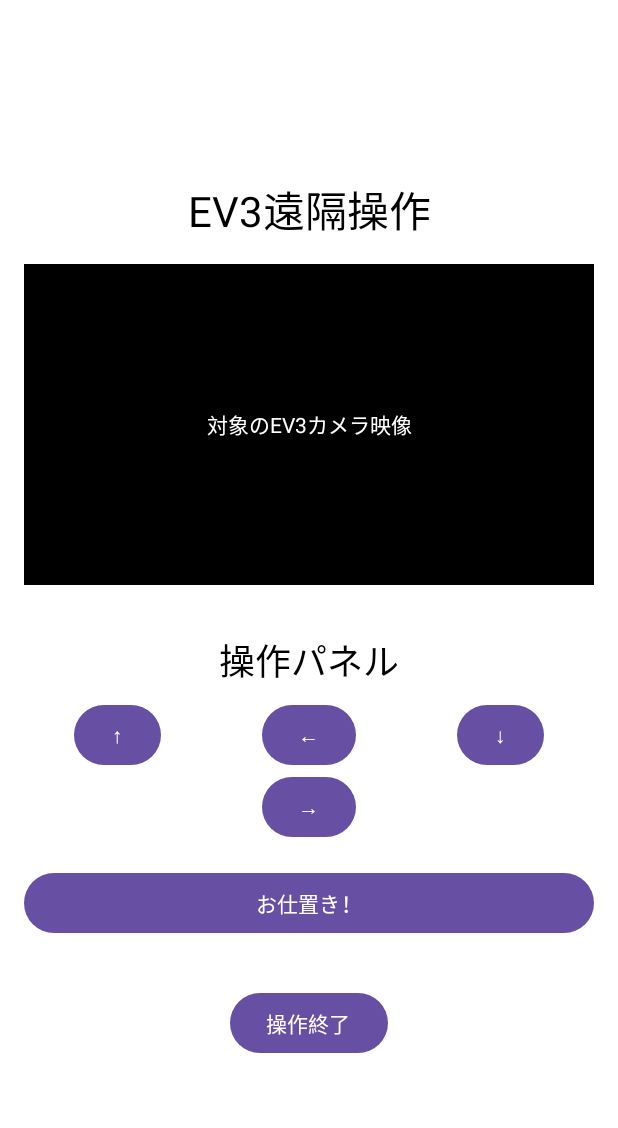
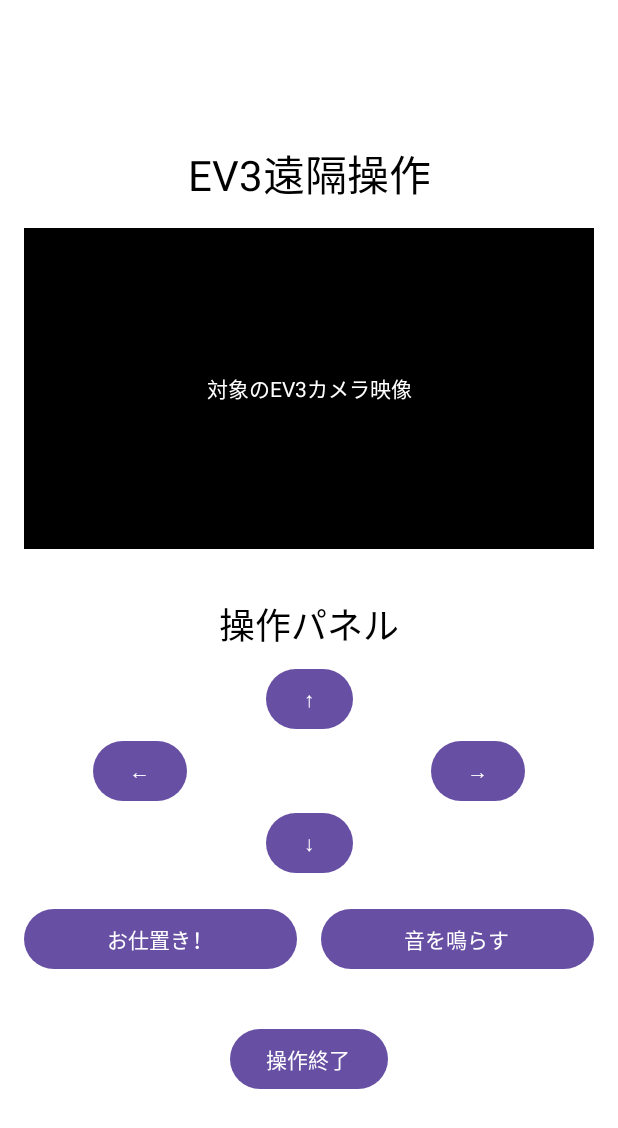
Before and after one commit to Saisei2004/WILDCARD, an Android app built with Jetpack Compose: the @Preview function PreviewRemoteControlScreen, on a phone screen of 412 x 824 dp. Shown: the top 1128 px of the screen. Run offline under Robolectric (Android 15) with nearby library versions, the phone set to English and light mode, and no system bars; our stand-ins replace Firebase (no records; nobody signed in at launch, a user with empty details on screens opened directly).

Commit message:
操作処理をデータベースに送信

```diff
--- /dev/null
+++ b/app/src/main/java/com/example/wildcard/data/model/ControlCommand.kt
@@ -0,0 +1,8 @@
+package com.example.wildcard.data.model
+
+data class ControlCommand(
+    val senderId: String = "",      // 送信者のユーザーID
+    val direction: String = "stop", // "forward", "backward", "left", "right", "stop"
+    val action: String = "none",     // "hammer_strike", "none"
+    val sound: String = "none"      // ✅ "alarm" (音を鳴らす), "none" (鳴らさない) を追加
+)
--- a/app/src/main/java/com/example/wildcard/service/firebase/FirebaseService.kt
+++ b/app/src/main/java/com/example/wildcard/service/firebase/FirebaseService.kt
@@ -1,5 +1,6 @@
 package com.example.wildcard.service.firebase
 
+import com.example.wildcard.data.model.ControlCommand // この行を追加
 import com.example.wildcard.data.model.Room
 import com.example.wildcard.data.model.User
 import com.google.firebase.firestore.FirebaseFirestore
@@ -18,6 +19,7 @@ class FirebaseService(
 
     private val roomsCollection = firestore.collection("rooms")
     private val usersCollection = firestore.collection("users")
+    private val commandsCollection = firestore.collection("commands") // この行を追加
 
     /**
      * 指定されたルームを検索し、存在しない場合は新規作成します。
@@ -130,4 +132,22 @@ class FirebaseService(
         // 例: firestore.collection("commands").document(targetUserId).set(mapOf("command" to controlData)).await()
         return true // 仮
     }
+
+    // --- ここからが追加部分 ---
+    /**
+     * 遠隔操作コマンドを送信します。
+     * @param targetUserId 送信先のユーザーID
+     * @param command 送信する操作コマンド
+     * @return 成功した場合はtrue、失敗した場合はfalse
+     */
+    suspend fun sendControlCommand(targetUserId: String, command: ControlCommand): Boolean {
+        return try {
+            commandsCollection.document(targetUserId).set(command).await()
+            true
+        } catch (e: Exception) {
+            e.printStackTrace()
+            false
+        }
+    }
+    // --- ここまでが追加部分 ---
 }
--- a/app/src/main/java/com/example/wildcard/ui/navigation/AppNavigation.kt
+++ b/app/src/main/java/com/example/wildcard/ui/navigation/AppNavigation.kt
@@ -46,12 +46,13 @@ fun AppNavigation() {
         }
         // 遠隔操作画面
         composable(
-            // 【変更点】ルートに引数 {targetUserId} を追加
             route = "remote_control_route/{targetUserId}",
             arguments = listOf(navArgument("targetUserId") { type = NavType.StringType })
         ) { backStackEntry ->
-            // val targetUserId = backStackEntry.arguments?.getString("targetUserId")
-            RemoteControlScreen(navController = navController)
+            // ✅ backStackEntryからtargetUserIdを取得します。
+            val targetUserId = backStackEntry.arguments?.getString("targetUserId") ?: ""
+            // ✅ RemoteControlScreenに取得したIDを渡します。
+            RemoteControlScreen(navController = navController, targetUserId = targetUserId)
         }
     }
 }
--- a/app/src/main/java/com/example/wildcard/ui/remotecontrol/RemoteControlScreen.kt
+++ b/app/src/main/java/com/example/wildcard/ui/remotecontrol/RemoteControlScreen.kt
@@ -1,6 +1,9 @@
+
 package com.example.wildcard.ui.remotecontrol
 
 import androidx.compose.foundation.background
+import androidx.compose.foundation.interaction.MutableInteractionSource
+import androidx.compose.foundation.interaction.PressInteraction
 import androidx.compose.foundation.layout.*
 import androidx.compose.material3.Button
 import androidx.compose.material3.Text
@@ -12,6 +15,12 @@ import androidx.compose.ui.tooling.preview.Preview
 import androidx.compose.ui.unit.dp
 import androidx.navigation.NavController
 import androidx.navigation.compose.rememberNavController
+import com.example.wildcard.data.model.ControlCommand
+import com.example.wildcard.service.firebase.FirebaseService
+import com.google.firebase.auth.FirebaseAuth
+import com.google.firebase.firestore.FirebaseFirestore
+import kotlinx.coroutines.flow.collect
+import kotlinx.coroutines.launch
 
 /**
  * 遠隔操作画面
@@ -21,9 +30,40 @@ import androidx.navigation.compose.rememberNavController
  * バーチャルコントローラーと特定のアクションを実行するボタンを提供します。
  */
 @Composable
-fun RemoteControlScreen(navController: NavController) {
-    // TODO: CallManager を使用して対象のEV3搭載スマホからの映像ストリームを表示
-    // TODO: RobotController を使用してEV3への操作コマンドを送信
+fun RemoteControlScreen(
+    navController: NavController,
+    targetUserId: String
+) {
+    // FirebaseServiceをインスタンス化
+    val firebaseService = remember { FirebaseService(FirebaseFirestore.getInstance()) }
+    // 非同期処理（Firebaseへの送信）を行うためのスコープ
+    val scope = rememberCoroutineScope()
+
+    // --- ここからが新しいロジック ---
+
+    // 現在操作しているユーザー（送信者）のIDを取得
+    val senderId = remember { FirebaseAuth.getInstance().currentUser?.uid ?: "unknown_sender" }
+
+    // 現在の「移動方向」「お仕置き」「音」の状態を保持する変数
+    var moveDirection by remember { mutableStateOf("stop") }
+    var punishmentActive by remember { mutableStateOf(false) }
+    var soundActive by remember { mutableStateOf(false) } // ✅ 音の状態を追加
+
+    // いずれかの状態が変化するたびに、最新のコマンドを合成してFirebaseに送信するエフェクト
+    LaunchedEffect(moveDirection, punishmentActive, soundActive) {
+        val command = ControlCommand(
+            senderId = senderId,
+            direction = moveDirection,
+            action = if (punishmentActive) "hammer_strike" else "none",
+            sound = if (soundActive) "alarm" else "none" // ✅ 音の状態をコマンドに含める
+        )
+        scope.launch {
+            firebaseService.sendControlCommand(targetUserId, command)
+        }
+    }
+
+    // --- ここまでが新しいロジック ---
+
 
     Column(
         modifier = Modifier
@@ -39,37 +79,77 @@ fun RemoteControlScreen(navController: NavController) {
         Spacer(modifier = Modifier.height(16.dp))
 
         // カメラ映像表示エリア
-        Box(modifier = Modifier
-            .fillMaxWidth()
-            .aspectRatio(16f / 9f) // 16:9のアスペクト比を想定
-            .background(Color.Black),
+        Box(
+            modifier = Modifier
+                .fillMaxWidth()
+                .aspectRatio(16f / 9f)
+                .background(Color.Black),
             contentAlignment = Alignment.Center
         ) {
             Text("対象のEV3カメラ映像", color = Color.White)
-            // TODO: WebRTCのSurfaceViewRendererなどをここに統合
         }
         Spacer(modifier = Modifier.height(32.dp))
 
         // 操作パネル（十字キーなど）
         Text("操作パネル", style = androidx.compose.material3.MaterialTheme.typography.headlineSmall)
         Spacer(modifier = Modifier.height(8.dp))
-        Row(modifier = Modifier.fillMaxWidth(), horizontalArrangement = Arrangement.SpaceAround) {
-            Button(onClick = { /* TODO: 前進コマンド送信 */ }) { Text("↑") }
-            Column {
-                Button(onClick = { /* TODO: 左旋回コマンド送信 */ }) { Text("←") }
-                Button(onClick = { /* TODO: 右旋回コマンド送信 */ }) { Text("→") }
+        Column(horizontalAlignment = Alignment.CenterHorizontally) {
+            // 上ボタン
+            PressAndHoldButton(
+                onPress = { moveDirection = "forward" },
+                onRelease = { if (moveDirection == "forward") moveDirection = "stop" }
+            ) { Text("↑") }
+
+            // 中央のボタン群
+            Row(
+                modifier = Modifier.fillMaxWidth(),
+                horizontalArrangement = Arrangement.SpaceEvenly,
+                verticalAlignment = Alignment.CenterVertically
+            ) {
+                PressAndHoldButton(
+                    onPress = { moveDirection = "left" },
+                    onRelease = { if (moveDirection == "left") moveDirection = "stop" }
+                ) { Text("←") }
+
+                Spacer(modifier = Modifier.width(70.dp)) // 見た目のための空白
+
+                PressAndHoldButton(
+                    onPress = { moveDirection = "right" },
+                    onRelease = { if (moveDirection == "right") moveDirection = "stop" }
+                ) { Text("→") }
             }
-            Button(onClick = { /* TODO: 後退コマンド送信 */ }) { Text("↓") }
+
+            // 下ボタン
+            PressAndHoldButton(
+                onPress = { moveDirection = "backward" },
+                onRelease = { if (moveDirection == "backward") moveDirection = "stop" }
+            ) { Text("↓") }
         }
         Spacer(modifier = Modifier.height(16.dp))
 
-        // お仕置きボタン
-        Button(
-            onClick = { /* TODO: お仕置きアクションコマンド送信 */ },
-            modifier = Modifier.fillMaxWidth()
+        // ✅ アクションボタン群
+        Row(
+            modifier = Modifier.fillMaxWidth(),
+            horizontalArrangement = Arrangement.spacedBy(16.dp) // ボタン間のスペース
         ) {
-            Text("お仕置き！")
+            // お仕置きボタン
+            PressAndHoldButton(
+                onPress = { punishmentActive = true },
+                onRelease = { punishmentActive = false },
+                modifier = Modifier.weight(1f) // 横幅を均等に分ける
+            ) {
+                Text("お仕置き！")
+            }
+            // 音を鳴らすボタン
+            PressAndHoldButton(
+                onPress = { soundActive = true },
+                onRelease = { soundActive = false },
+                modifier = Modifier.weight(1f) // 横幅を均等に分ける
+            ) {
+                Text("音を鳴らす")
+            }
         }
+
 
         Spacer(modifier = Modifier.height(32.dp))
 
@@ -79,8 +159,38 @@ fun RemoteControlScreen(navController: NavController) {
     }
 }
 
+/**
+ * 押下・解放を検知する共通ボタン
+ */
+@Composable
+private fun PressAndHoldButton(
+    onPress: () -> Unit,
+    onRelease: () -> Unit,
+    modifier: Modifier = Modifier,
+    content: @Composable RowScope.() -> Unit
+) {
+    val interactionSource = remember { MutableInteractionSource() }
+
+    LaunchedEffect(interactionSource) {
+        interactionSource.interactions.collect { interaction ->
+            when (interaction) {
+                is PressInteraction.Press -> onPress()
+                is PressInteraction.Release, is PressInteraction.Cancel -> onRelease()
+            }
+        }
+    }
+
+    Button(
+        onClick = { /* 押下・解放の処理はLaunchedEffectが担当 */ },
+        interactionSource = interactionSource,
+        modifier = modifier,
+        content = content
+    )
+}
+
+
 @Preview(showBackground = true)
 @Composable
 fun PreviewRemoteControlScreen() {
-    RemoteControlScreen(rememberNavController())
+    RemoteControlScreen(rememberNavController(), "dummyUserId")
 }
```
